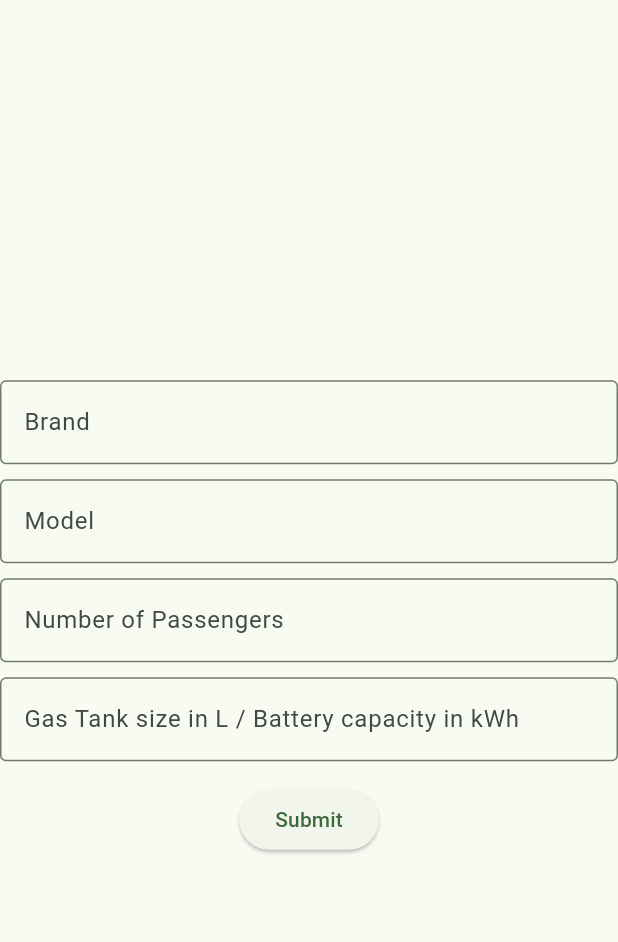
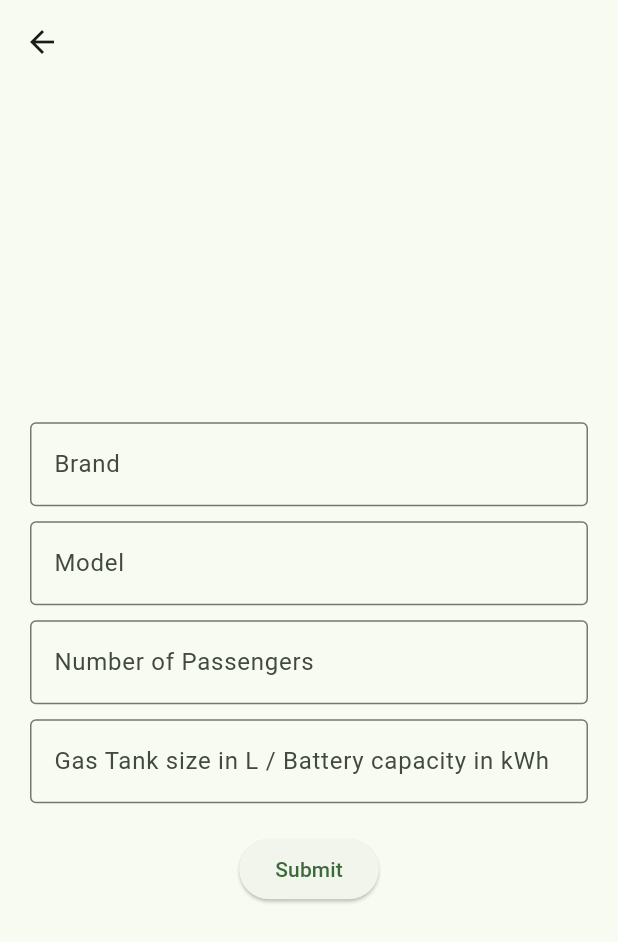
Before and after one commit to LavaLamp4708/mgi_final, a Flutter app: the CarListPage screen opened directly, after a tap on "Add New Car", on a phone screen of 412 x 824 dp. Shown: the top 942 px of the screen. Run offline on Flutter 3.47's test engine with Material 3 defaults, Android fonts, the phone set to English and light mode, and no system bars; our stand-ins replace floor, sqflite; missing offline and left inert: encrypted_shared_preferences; accounts and stored records are empty; generated files the repository leaves out were written again; statements that could not run were skipped.

Commit message:
Made delete function show an alert dialog to confirm deletion. Updated padding for form.

```diff
--- a/lib/car-list-page/car_list_page.dart
+++ b/lib/car-list-page/car_list_page.dart
@@ -213,6 +213,33 @@ class _CarsListPageState extends State<CarListPage> {
     });
   }
 
+  void _showDeleteDialog(BuildContext context){
+    showDialog(
+      context: context,
+      builder: (BuildContext context) {
+        return AlertDialog(
+          title: const Text("Confirm Deletion"),
+          content: const Text("Are you sure you want to delete this item?"),
+          actions: [
+            TextButton(
+              onPressed: (){
+                _deleteFromList();
+                Navigator.of(context).pop();
+              },
+              child: const Text("Delete", style: TextStyle(color: Colors.red))
+            ),
+            TextButton(
+              onPressed: (){
+                Navigator.of(context).pop();
+              },
+              child: Text("Cancel")
+            )
+          ]
+        );
+      }
+    );
+  }
+
   Widget _displayCarsForm(){
     if (!_preferencesAreLoaded) {
       Future.microtask(() => _loadPreferences());
@@ -221,7 +248,9 @@ class _CarsListPageState extends State<CarListPage> {
       mainAxisAlignment: MainAxisAlignment.center,
       children: [
         _selectedCar < 0 ? SizedBox.shrink() : Text("Car #${_selectedCar + 1}"),
-        TextField(
+        Container(
+          margin: const EdgeInsets.symmetric(horizontal: 20, vertical: 5),
+          child: TextField(
             focusNode: _brandFocus,
             controller: _brandController,
             decoration: const InputDecoration(
@@ -234,8 +263,10 @@ class _CarsListPageState extends State<CarListPage> {
               FocusScope.of(context).requestFocus(_modelFocus);
             },
           ),
-        const SizedBox(height: 10,),
-        TextField(
+        ),
+        Container(
+          margin: const EdgeInsets.symmetric(horizontal: 20, vertical: 5),
+          child: TextField(
             focusNode: _modelFocus,
             controller: _modelController,
             decoration: const InputDecoration(
@@ -248,8 +279,10 @@ class _CarsListPageState extends State<CarListPage> {
               FocusScope.of(context).requestFocus(_numberOfPassengersFocus);
             },
           ),
-        const SizedBox(height: 10,),
-        TextField(
+        ),
+        Container(
+          margin: const EdgeInsets.symmetric(horizontal: 20, vertical: 5),
+          child: TextField(
             focusNode: _numberOfPassengersFocus,
             controller: _numberOfPassengersController,
             decoration: const InputDecoration(
@@ -262,8 +295,10 @@ class _CarsListPageState extends State<CarListPage> {
               FocusScope.of(context).requestFocus(_gasTankOrBatterySizeFocus);
             },
           ),
-        const SizedBox(height: 10,),
-        TextField(
+        ),
+        Container(
+          margin: const EdgeInsets.symmetric(horizontal: 20, vertical: 5),
+          child: TextField(
             focusNode: _gasTankOrBatterySizeFocus,
             controller: _gasTankOrBatterySizeController,
             decoration: const InputDecoration(
@@ -275,6 +310,7 @@ class _CarsListPageState extends State<CarListPage> {
             onSubmitted: (_) {
               FocusScope.of(context).unfocus();
             },
+          ),
         ),
         const SizedBox(height: 15),
         Row(
@@ -294,7 +330,7 @@ class _CarsListPageState extends State<CarListPage> {
           const SizedBox.shrink()
           :
           ElevatedButton(
-            onPressed: _deleteFromList,
+            onPressed: (){_showDeleteDialog(context);},
             child: const Text("Delete")
           )
         ],)
@@ -347,6 +383,7 @@ class _CarsListPageState extends State<CarListPage> {
   @override
   build(BuildContext context) {
     return Scaffold(
+      appBar: AppBar(),
       body: _showCarsForm ? _displayCarsForm() : _displayList()
     );
   }
```
Lines whose indentation alone changed are shown as unchanged.
